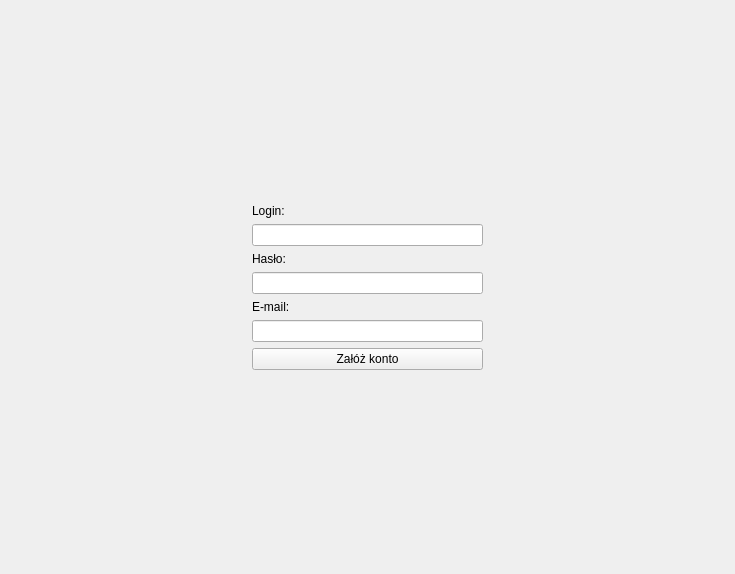
Above: mainwindow.ui from matmilcz/sizp_sql_project before the change. Below: the same form after it.
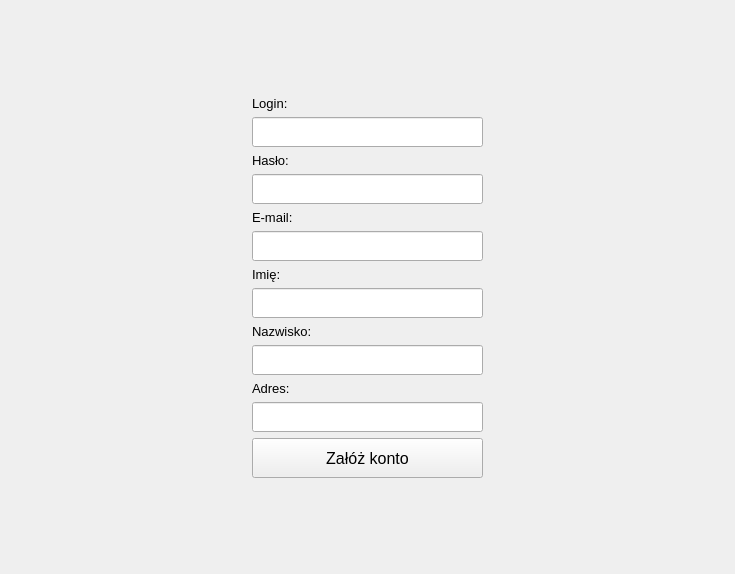
That is the form after the change. The open tabs and pages were chosen to show the change.

The edit to the form file:
```diff
--- a/mainwindow.ui
+++ b/mainwindow.ui
@@ -170,57 +170,27 @@
       </widget>
       <widget class="QWidget" name="CreateAccountPage">
        <layout class="QGridLayout" name="gridLayout_4">
-        <item row="7" column="1">
-         <widget class="QPushButton" name="CreateAccountPushButton">
-          <property name="text">
-           <string>Załóż konto</string>
-          </property>
-         </widget>
-        </item>
-        <item row="4" column="2">
-         <spacer name="horizontalSpacer_4">
-          <property name="orientation">
-           <enum>Qt::Horizontal</enum>
-          </property>
-          <property name="sizeHint" stdset="0">
-           <size>
-            <width>134</width>
-            <height>20</height>
-           </size>
-          </property>
-         </spacer>
-        </item>
-        <item row="3" column="1">
-         <widget class="QLabel" name="CreatePasswordLabel">
-          <property name="text">
-           <string>Hasło:</string>
-          </property>
-         </widget>
-        </item>
-        <item row="5" column="1">
-         <widget class="QLabel" name="CreateEmailLabel">
-          <property name="text">
-           <string>E-mail:</string>
-          </property>
-         </widget>
-        </item>
-        <item row="6" column="1">
-         <widget class="QLineEdit" name="CreateEmailLineEdit"/>
-        </item>
-        <item row="1" column="1">
-         <widget class="QLabel" name="CreateLoginLabel">
-          <property name="text">
-           <string>Login:</string>
-          </property>
-         </widget>
-        </item>
         <item row="2" column="1">
-         <widget class="QLineEdit" name="CreateLoginLineEdit"/>
+         <widget class="QLineEdit" name="CreateLoginLineEdit">
+          <property name="minimumSize">
+           <size>
+            <width>0</width>
+            <height>30</height>
+           </size>
+          </property>
+         </widget>
         </item>
         <item row="4" column="1">
-         <widget class="QLineEdit" name="CreatePasswordLineEdit"/>
+         <widget class="QLineEdit" name="CreatePasswordLineEdit">
+          <property name="minimumSize">
+           <size>
+            <width>0</width>
+            <height>30</height>
+           </size>
+          </property>
+         </widget>
         </item>
-        <item row="8" column="1">
+        <item row="14" column="1">
          <spacer name="verticalSpacer_6">
           <property name="orientation">
            <enum>Qt::Vertical</enum>
@@ -233,6 +203,18 @@
           </property>
          </spacer>
         </item>
+        <item row="1" column="1">
+         <widget class="QLabel" name="CreateLoginLabel">
+          <property name="font">
+           <font>
+            <pointsize>10</pointsize>
+           </font>
+          </property>
+          <property name="text">
+           <string>Login:</string>
+          </property>
+         </widget>
+        </item>
         <item row="4" column="0">
          <spacer name="horizontalSpacer_3">
           <property name="orientation">
@@ -246,6 +228,16 @@
           </property>
          </spacer>
         </item>
+        <item row="6" column="1">
+         <widget class="QLineEdit" name="CreateEmailLineEdit">
+          <property name="minimumSize">
+           <size>
+            <width>0</width>
+            <height>30</height>
+           </size>
+          </property>
+         </widget>
+        </item>
         <item row="0" column="1">
          <spacer name="verticalSpacer_7">
           <property name="orientation">
@@ -259,6 +251,127 @@
           </property>
          </spacer>
         </item>
+        <item row="5" column="1">
+         <widget class="QLabel" name="CreateEmailLabel">
+          <property name="font">
+           <font>
+            <pointsize>10</pointsize>
+           </font>
+          </property>
+          <property name="text">
+           <string>E-mail:</string>
+          </property>
+         </widget>
+        </item>
+        <item row="3" column="1">
+         <widget class="QLabel" name="CreatePasswordLabel">
+          <property name="font">
+           <font>
+            <pointsize>10</pointsize>
+           </font>
+          </property>
+          <property name="text">
+           <string>Hasło:</string>
+          </property>
+         </widget>
+        </item>
+        <item row="13" column="1">
+         <widget class="QPushButton" name="CreateAccountPushButton">
+          <property name="minimumSize">
+           <size>
+            <width>0</width>
+            <height>40</height>
+           </size>
+          </property>
+          <property name="font">
+           <font>
+            <pointsize>12</pointsize>
+           </font>
+          </property>
+          <property name="text">
+           <string>Załóż konto</string>
+          </property>
+         </widget>
+        </item>
+        <item row="4" column="2">
+         <spacer name="horizontalSpacer_4">
+          <property name="orientation">
+           <enum>Qt::Horizontal</enum>
+          </property>
+          <property name="sizeHint" stdset="0">
+           <size>
+            <width>134</width>
+            <height>20</height>
+           </size>
+          </property>
+         </spacer>
+        </item>
+        <item row="8" column="1">
+         <widget class="QLineEdit" name="CreateNameLineEdit">
+          <property name="minimumSize">
+           <size>
+            <width>0</width>
+            <height>30</height>
+           </size>
+          </property>
+         </widget>
+        </item>
+        <item row="7" column="1">
+         <widget class="QLabel" name="CreateNameLabel">
+          <property name="font">
+           <font>
+            <pointsize>10</pointsize>
+           </font>
+          </property>
+          <property name="text">
+           <string>Imię:</string>
+          </property>
+         </widget>
+        </item>
+        <item row="10" column="1">
+         <widget class="QLineEdit" name="CreateSurnameLineEdit">
+          <property name="minimumSize">
+           <size>
+            <width>0</width>
+            <height>30</height>
+           </size>
+          </property>
+         </widget>
+        </item>
+        <item row="9" column="1">
+         <widget class="QLabel" name="CreateSurnameLabel">
+          <property name="font">
+           <font>
+            <pointsize>10</pointsize>
+           </font>
+          </property>
+          <property name="text">
+           <string>Nazwisko:</string>
+          </property>
+         </widget>
+        </item>
+        <item row="12" column="1">
+         <widget class="QLineEdit" name="CreateAddressLineEdit">
+          <property name="minimumSize">
+           <size>
+            <width>0</width>
+            <height>30</height>
+           </size>
+          </property>
+         </widget>
+        </item>
+        <item row="11" column="1">
+         <widget class="QLabel" name="CreateAddressLabel">
+          <property name="font">
+           <font>
+            <pointsize>10</pointsize>
+           </font>
+          </property>
+          <property name="text">
+           <string>Adres:</string>
+          </property>
+         </widget>
+        </item>
        </layout>
       </widget>
       <widget class="QWidget" name="ShopPage">
```
Left out of the diff: 8 changed lines with no effect on the pictures.
